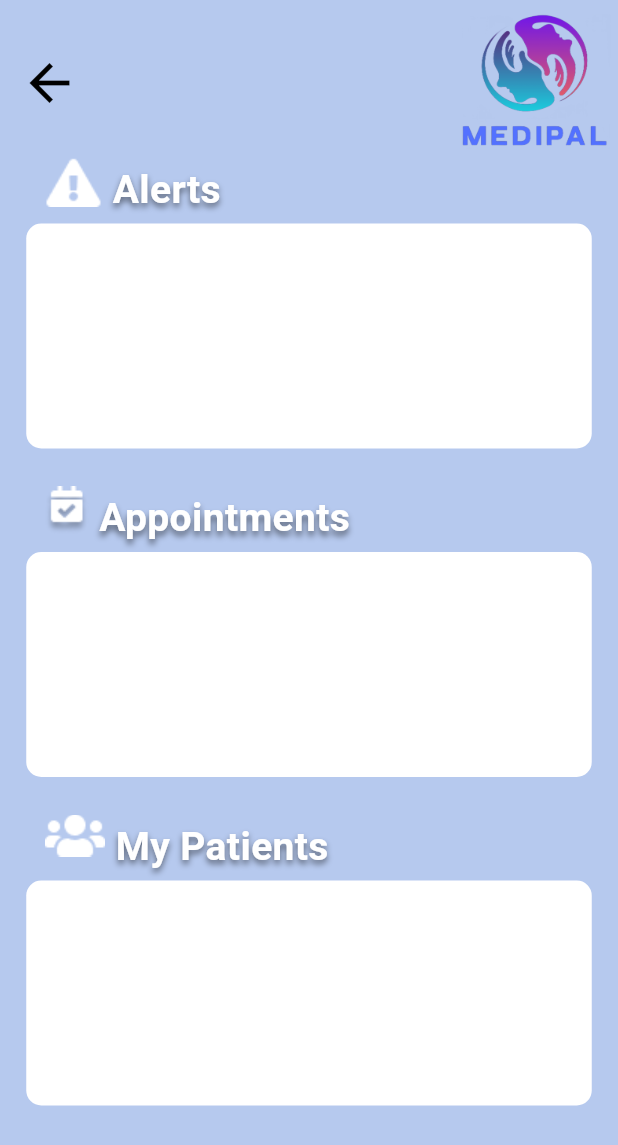
After one commit to jorkd21/MediPal, a Flutter app: the Dashboard screen opened by its route, on a phone screen of 412 x 824 dp. The commit adds this screen. Shown: the top 1145 px of the screen. Run offline on Flutter 3.47's test engine with Material 3 defaults, Android fonts, the phone set to English and light mode, and no system bars; our stand-ins replace cloud_firestore, firebase_analytics, firebase_auth, firebase_core, firebase_database; missing offline and left inert: firebase_ui_auth, firebase_ui_oauth_google; accounts and stored records are empty; generated files the repository leaves out were written again.

```diff
--- a/lib/main.dart
+++ b/lib/main.dart
@@ -3,6 +3,7 @@ import 'package:flutter/material.dart';
 import 'package:firebase_core/firebase_core.dart'; // firebase core
 import 'package:medipal/pages/appointment.dart';
 import 'package:medipal/pages/chat_list.dart';
+import 'package:medipal/pages/dashboard.dart';
 import 'package:medipal/pages/signup.dart';
 import 'package:medipal/pages/patientpage.dart';
 import 'package:medipal/pages/login.dart';
@@ -56,6 +57,7 @@ class MyApp extends StatelessWidget {
         '/PatientList': (context) => PatientList(),
         '/AppointmentPage': (context) => AppointmentPage(),
         '/ChatListPage': (context) => ChatListPage(),
+        '/Dashboard': (context) => Dashboard(),
       },
     );
   }
@@ -97,6 +99,7 @@ class HomePage extends StatelessWidget {
             ButtonWidget('PatientList', '/PatientList'),
             ButtonWidget('Appointmentpage', '/AppointmentPage'),
             ButtonWidget('ChatListPage', '/ChatListPage'),
+            ButtonWidget('Dashboard', '/Dashboard'),
             /* FirebaseAuth.instance.currentUser != null
                 ? Align(
                     alignment: Alignment.bottomCenter,
--- a/lib/pages/chat_list.dart
+++ b/lib/pages/chat_list.dart
@@ -1,9 +1,9 @@
 import 'package:cloud_firestore/cloud_firestore.dart';
 import 'package:firebase_database/firebase_database.dart';
+import 'package:firebase_auth/firebase_auth.dart';
 import 'package:flutter/material.dart';
 import 'package:flutter/widgets.dart';
 import 'package:medipal/constant/images.dart';
-import 'package:firebase_auth/firebase_auth.dart';
 import 'package:medipal/main.dart';
 
 class ChatListPage extends StatefulWidget {
@@ -15,6 +15,8 @@ class ChatListPage extends StatefulWidget {
 class _ChatListState extends State<ChatListPage> {
 
   late User? currentUser;
+  List<String> users = [];
+
   void initState(){
     super.initState();
     currentUser = FirebaseAuth.instance.currentUser;
@@ -42,7 +44,7 @@ class _ChatListState extends State<ChatListPage> {
             List<String> users = [];
 
             if (dataSnapshot != null && dataSnapshot.value != null){
-              Map<dynamic, dynamic> usersMap = snapshot.data!.snapshot.value;
+              Map<dynamic, dynamic> usersMap = dataSnapshot.value as Map<dynamic, dynamic>;
               usersMap.forEach((key, value){
                 if (value != null && value['email'] != null){
                   if (value['email'] != FirebaseAuth.instance.currentUser?.email){
@@ -67,14 +69,14 @@ class _ChatListState extends State<ChatListPage> {
     }
   }
 
-  Widget _buildUserListItem(String usserEmail, BuildContext context){
+  Widget _buildUserListItem(String userEmail, BuildContext context){
     return ListTile(
-      title: Text(usserEmail),
+      title: Text(userEmail),
       onTap: () {
         Navigator.pushNamed(
           context,
           '/chat',
-          arguments: {'receiverUserEmail': usserEmail},
+          arguments: {'receiverUserEmail': userEmail},
         );
       }
     );
@@ -95,4 +97,6 @@ class ChatScreen extends StatelessWidget {
       ),
     );
   }
+
+
 }
--- /dev/null
+++ b/lib/pages/dashboard.dart
@@ -0,0 +1,183 @@
+import 'package:flutter/material.dart';
+import 'package:flutter/widgets.dart';
+import 'package:medipal/constant/images.dart';
+import 'package:medipal/main.dart';
+
+class Dashboard extends StatelessWidget {
+  const Dashboard({Key? key});
+
+  @override
+  Widget build(BuildContext context) {
+    return SafeArea(
+      child: Scaffold(
+        body: SingleChildScrollView(
+          child: Container(
+            height: MediaQuery.of(context).size.height,
+            decoration: BoxDecoration(
+              gradient: LinearGradient(
+                begin: Alignment.topCenter,
+                end: Alignment.bottomCenter,
+                colors: [
+                  Color(0xFFb6c9ee), // Light blue at the top
+                  Color(0xFFb6c9ee), // Light blue at the bottom
+                ],
+              ),
+            ),
+            child: Padding(
+              padding: EdgeInsets.all(5),
+              child: Expanded(
+                // Wrap the Column in Expanded
+                child: Column(
+                  crossAxisAlignment: CrossAxisAlignment.start,
+                  children: [
+                    Row(
+                      mainAxisAlignment: MainAxisAlignment.spaceBetween,
+                      children: [
+                        IconButton(
+                          icon: const Icon(Icons.arrow_back,
+                              color: Colors.black, size: 40),
+                          onPressed: () {
+                            Navigator.of(context).pop();
+                          },
+                        ),
+                        Container(
+                          height: 100,
+                          width: 100,
+                          child: Image.asset(
+                            myImage,
+                          ),
+                        ),
+                      ],
+                    ),
+                    Row(
+                      crossAxisAlignment: CrossAxisAlignment.start,
+                      children: [
+                        SizedBox(width: 25),
+                        Image.asset('assets/alert.png'),
+                        SizedBox(width: 7), // Adjust the width as needed
+                        Padding(
+                          padding: EdgeInsets.only(
+                              top: 3), // Adjust the top padding as needed
+                          child: Text(
+                            'Alerts',
+                            style: TextStyle(
+                              fontSize: 26,
+                              fontWeight: FontWeight.bold,
+                              color: Colors.white,
+                              shadows: [
+                                Shadow(
+                                  color: Colors.black.withOpacity(0.5),
+                                  offset: const Offset(0, 3),
+                                  blurRadius: 5,
+                                ),
+                              ],
+                            ),
+                          ),
+                        ),
+                      ],
+                    ),
+                    SizedBox(height: 4),
+                    Center(
+                      child: Container(
+                        constraints: BoxConstraints(
+                            maxWidth: MediaQuery.of(context).size.width - 35),
+                        height: 150,
+                        padding: EdgeInsets.all(25),
+                        decoration: BoxDecoration(
+                          color: Colors.white,
+                          borderRadius: BorderRadius.circular(10),
+                        ),
+                      ),
+                    ),
+                    SizedBox(height: 25),
+                    Row(
+                      crossAxisAlignment: CrossAxisAlignment.start,
+                      children: [
+                        SizedBox(width: 25),
+                        Image.asset('assets/checkmarkCal.png'),
+                        SizedBox(width: 7), // Adjust the width as needed
+                        Padding(
+                          padding: EdgeInsets.only(
+                              top: 3), // Adjust the top padding as needed
+                          child: Text(
+                            'Appointments',
+                            style: TextStyle(
+                              fontSize: 26,
+                              fontWeight: FontWeight.bold,
+                              color: Colors.white,
+                              shadows: [
+                                Shadow(
+                                  color: Colors.black.withOpacity(0.5),
+                                  offset: const Offset(0, 3),
+                                  blurRadius: 5,
+                                ),
+                              ],
+                            ),
+                          ),
+                        ),
+                      ],
+                    ),
+                    SizedBox(height: 4),
+                    Center(
+                      child: Container(
+                        constraints: BoxConstraints(
+                            maxWidth: MediaQuery.of(context).size.width - 35),
+                        height: 150,
+                        padding: EdgeInsets.all(15),
+                        decoration: BoxDecoration(
+                          color: Colors.white,
+                          borderRadius: BorderRadius.circular(10),
+                        ),
+                      ),
+                    ),
+                    SizedBox(height: 25),
+                    Row(
+                      crossAxisAlignment: CrossAxisAlignment.start,
+                      children: [
+                        SizedBox(width: 25),
+                        Image.asset('assets/patDashboard.png'),
+                        SizedBox(width: 7), // Adjust the width as needed
+                        Padding(
+                          padding: EdgeInsets.only(
+                              top: 3), // Adjust the top padding as needed
+                          child: Text(
+                            'My Patients',
+                            style: TextStyle(
+                              fontSize: 26,
+                              fontWeight: FontWeight.bold,
+                              color: Colors.white,
+                              shadows: [
+                                Shadow(
+                                  color: Colors.black.withOpacity(0.5),
+                                  offset: const Offset(0, 3),
+                                  blurRadius: 5,
+                                ),
+                              ],
+                            ),
+                          ),
+                        ),
+                      ],
+                    ),
+                    SizedBox(height: 4),
+                    Center(
+                      child: Container(
+                        constraints: BoxConstraints(
+                            maxWidth: MediaQuery.of(context).size.width - 35),
+                        height: 150,
+                        padding: EdgeInsets.all(15),
+                        decoration: BoxDecoration(
+                          color: Colors.white,
+                          borderRadius: BorderRadius.circular(10),
+                        ),
+                      ),
+                    ),
+                  ],
+                ),
+              ),
+            ),
+          ),
+        ),
+      ),
+    );
+  }
+}
```
Also changed, not shown: assets/alert.png (added), assets/patDashboard.png (added).
